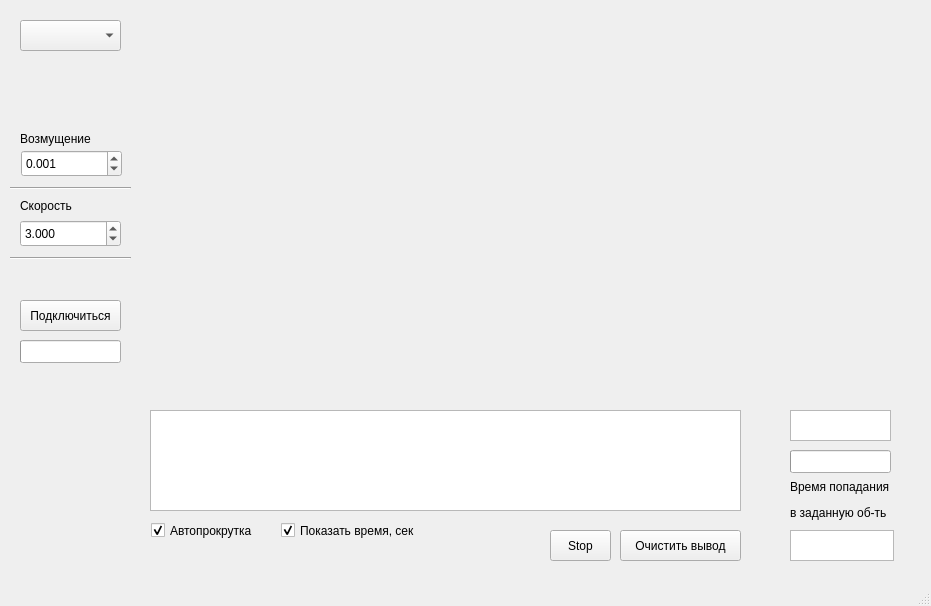
Old version of the form qburk/mainwindow.ui in the repository petro1head/qt_arduino.
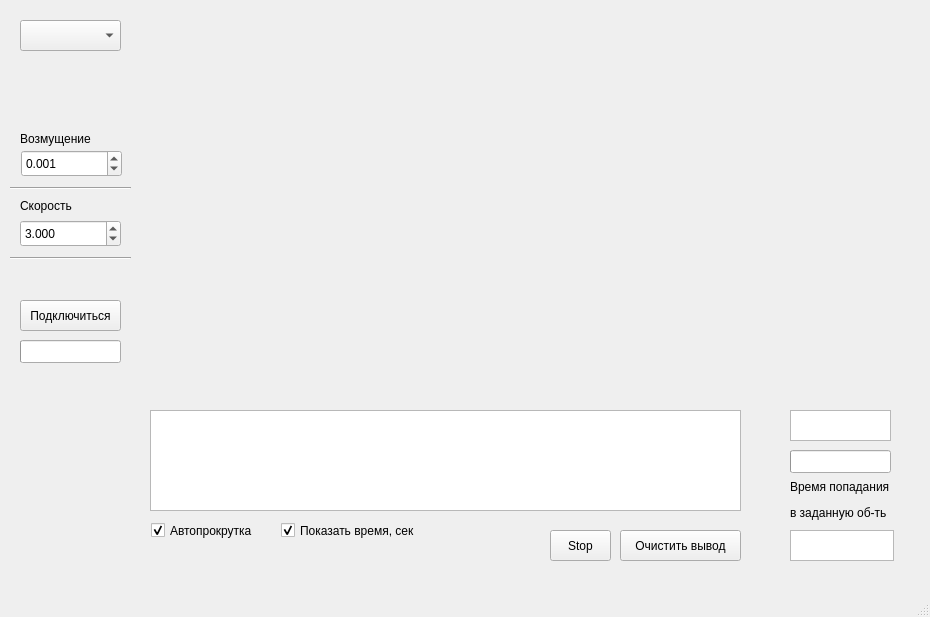
New version of the form. Custom widgets are drawn as their Qt base class.

```diff
--- a/qburk/mainwindow.ui
+++ b/qburk/mainwindow.ui
@@ -6,8 +6,8 @@
    <rect>
     <x>0</x>
     <y>0</y>
-    <width>931</width>
-    <height>606</height>
+    <width>930</width>
+    <height>617</height>
    </rect>
   </property>
   <property name="windowTitle">
@@ -243,7 +243,7 @@
    <widget class="QCustomPlot" name="widget" native="true">
     <property name="geometry">
      <rect>
-      <x>130</x>
+      <x>140</x>
       <y>20</y>
       <width>381</width>
       <height>371</height>
```
Left out of the diff: 4 changed lines with no effect on the pictures.
